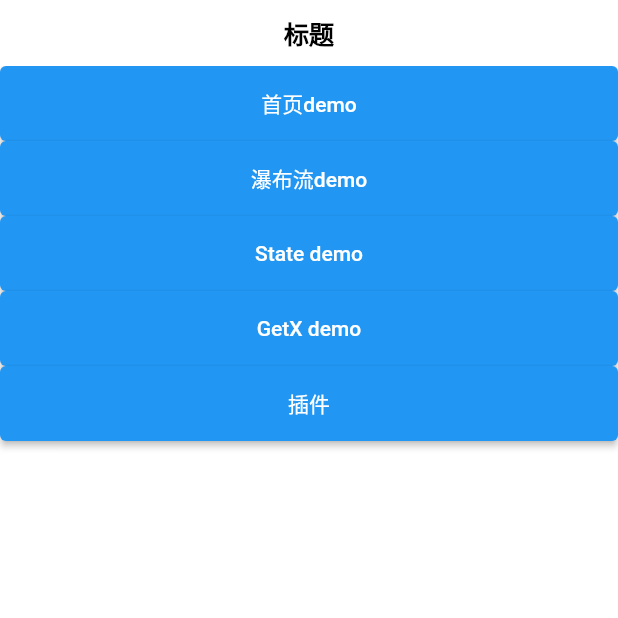
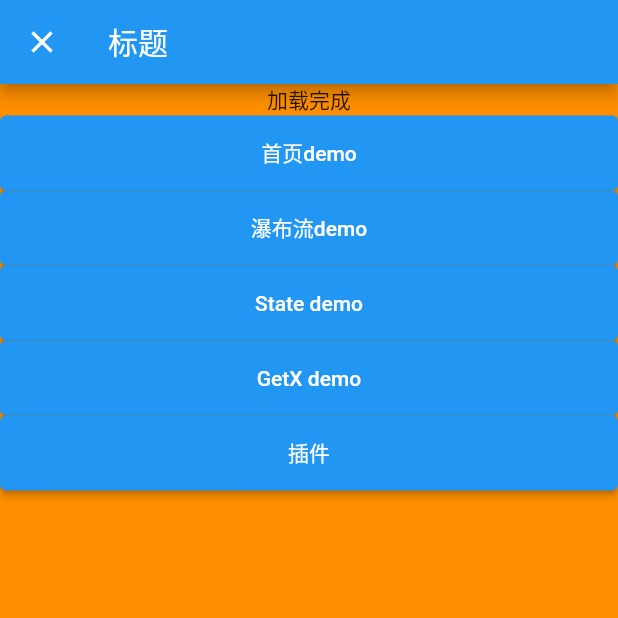
Before and after one commit to chdo002/DDU, a Flutter app: the screen it shows after launch, on a phone screen of 412 x 824 dp, the top half of it. Run offline on Flutter 3.47's test engine with Material 2 defaults, Android fonts, the phone set to English and light mode, and no system bars; our stand-ins replace get; missing offline and left inert: random_color; project files that could hold a hidden picture were left out.

Commit message:
flutterViewcontroller context 状态问题

```diff
--- a/flutter_demo/my_flutter/lib/main.dart
+++ b/flutter_demo/my_flutter/lib/main.dart
@@ -5,6 +5,8 @@
 import 'package:my_flutter/demo/getx_page/getx_page.dart';
 import 'package:my_flutter/demo/plug_page/plug_page.dart';
 import 'package:my_flutter/demo/state_page/state_page.dart';
+import 'package:provider/provider.dart';
+import 'package:random_color/random_color.dart';
 
 import 'demo/index_page/index_main_page.dart';
 import 'demo/list_page/list_item_page.dart';
@@ -18,12 +20,12 @@
 
 void main(Object arg) {
   WidgetsFlutterBinding.ensureInitialized();
-  var channel = const MethodChannel("test_method");
-  channel.setMethodCallHandler((call) async {
-    if (kDebugMode) {
-      print("new call ${call} ！！！！！！");
-    }
-  });
+  // var channel = const MethodChannel("test_method");
+  // channel.setMethodCallHandler((call) async {
+  //   if (kDebugMode) {
+  //     print("new call ${call} ！！！！！！");
+  //   }
+  // });
 
   if (kDebugMode) {
     print("启动了2！！！！！$arg");
@@ -48,12 +50,13 @@
         return const IndexMainPage();
       }
     };
-    return CupertinoApp(
+
+    return MaterialApp(
       // showPerformanceOverlay: true,
       routes: routes,
       title: 'Flutter Demo',
       initialRoute: null,
-      theme: const CupertinoThemeData(
+      theme: ThemeData(
         primaryColor: Colors.blue,
       ),
     );
@@ -89,11 +92,24 @@
       buildItem('GetX demo', GetXPage(), material: true),
       buildItem('插件', PlugPage())
     ];
-    return CupertinoPageScaffold(
-        navigationBar: const CupertinoNavigationBar(
-          middle: Text('标题'),
+
+    return Scaffold(
+        appBar: AppBar(
+          leading: GestureDetector(
+              onTap: () {
+                MethodChannel('test_method').invokeMethod('pop');
+              },
+              child: Icon(Icons.close_sharp)),
+          title: Text('标题'),
         ),
-        child: Column(children: [
+        body: ColoredBox(
+          color: Colors.amber.shade800,
+          child: ChangeNotifierProvider(
+              create: (c) => _VM()..startLoading(),
+              builder: (c, w) {
+                return Column(children: [
+                  if (c.watch<_VM>().show) CupertinoActivityIndicator(),
+                  Text(c.watch<_VM>().title),
                   Expanded(
                       child: ListView.builder(
                           itemBuilder: (c, index) {
@@ -101,6 +117,24 @@
                           },
                           itemExtent: 50,
                           itemCount: list.length))
-        ]));
+                ]);
+              }),
+        ));
   }
 }
+
+class _VM extends ChangeNotifier {
+  var show = false;
+  var title = '111';
+  startLoading() {
+    show = true;
+    title = '开始加载';
+    notifyListeners();
+
+    Future.delayed(Duration(seconds: 5)).then((value) {
+      show = false;
+      title = '加载完成';
+      notifyListeners();
+    });
+  }
+}
```
Also changed, not shown: flutter_demo/my_flutter/lib/demo/plug_page/plug_page.dart (+2 -9 lines), 10 other files. Lines whose indentation alone changed are shown as unchanged.
